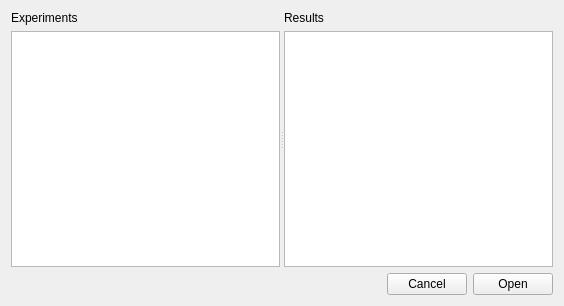
This is libs/habutil/habit/HResultsExplorerForm.ui in djsperka/habit2-src as Qt 5 draws it before an edit. The edited form follows.
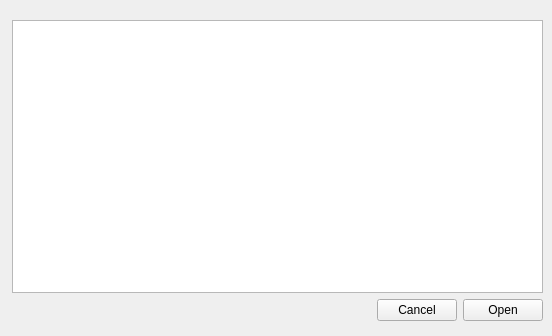
This is the edited form.

Commit message: Modify results explorer to use a single QTreeView with QFileSystemModel. Filter shows .hab and .csv files, and activating either does the expected thing.

```diff
--- a/libs/habutil/habit/HResultsExplorerForm.ui
+++ b/libs/habutil/habit/HResultsExplorerForm.ui
@@ -6,49 +6,26 @@
    <rect>
     <x>0</x>
     <y>0</y>
-    <width>564</width>
-    <height>306</height>
+    <width>552</width>
+    <height>336</height>
    </rect>
   </property>
   <property name="windowTitle">
    <string>Form</string>
   </property>
-  <layout class="QVBoxLayout" name="verticalLayout_3">
-   <item>
-    <widget class="QSplitter" name="splitter">
-     <property name="orientation">
-      <enum>Qt::Horizontal</enum>
-     </property>
-     <widget class="QWidget" name="layoutWidget">
+  <widget class="QWidget" name="">
+   <property name="geometry">
+    <rect>
+     <x>12</x>
+     <y>20</y>
+     <width>531</width>
+     <height>301</height>
+    </rect>
+   </property>
       <layout class="QVBoxLayout" name="verticalLayout">
-       <item>
-        <widget class="QLabel" name="label">
-         <property name="text">
-          <string>Experiments</string>
-         </property>
-        </widget>
-       </item>
        <item>
         <widget class="QTreeView" name="treeViewFolders"/>
        </item>
-      </layout>
-     </widget>
-     <widget class="QWidget" name="layoutWidget">
-      <layout class="QVBoxLayout" name="verticalLayout_2">
-       <item>
-        <widget class="QLabel" name="label_2">
-         <property name="text">
-          <string>Results</string>
-         </property>
-        </widget>
-       </item>
-       <item>
-        <widget class="QTableView" name="tableViewFiles"/>
-       </item>
-      </layout>
-     </widget>
-    </widget>
-   </item>
    <item>
     <layout class="QHBoxLayout" name="horizontalLayout">
      <item>
@@ -81,6 +58,7 @@
     </layout>
    </item>
   </layout>
+  </widget>
  </widget>
  <resources/>
  <connections/>
```
Lines whose indentation alone changed are shown as unchanged. The commit also changes 3 other files.
